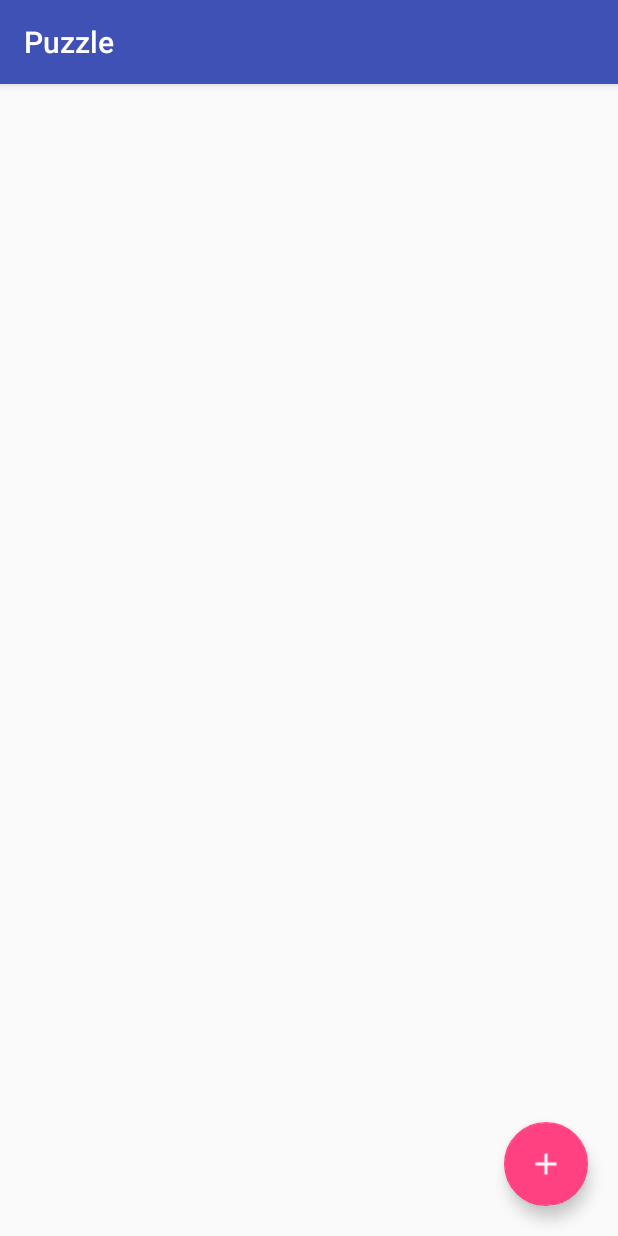
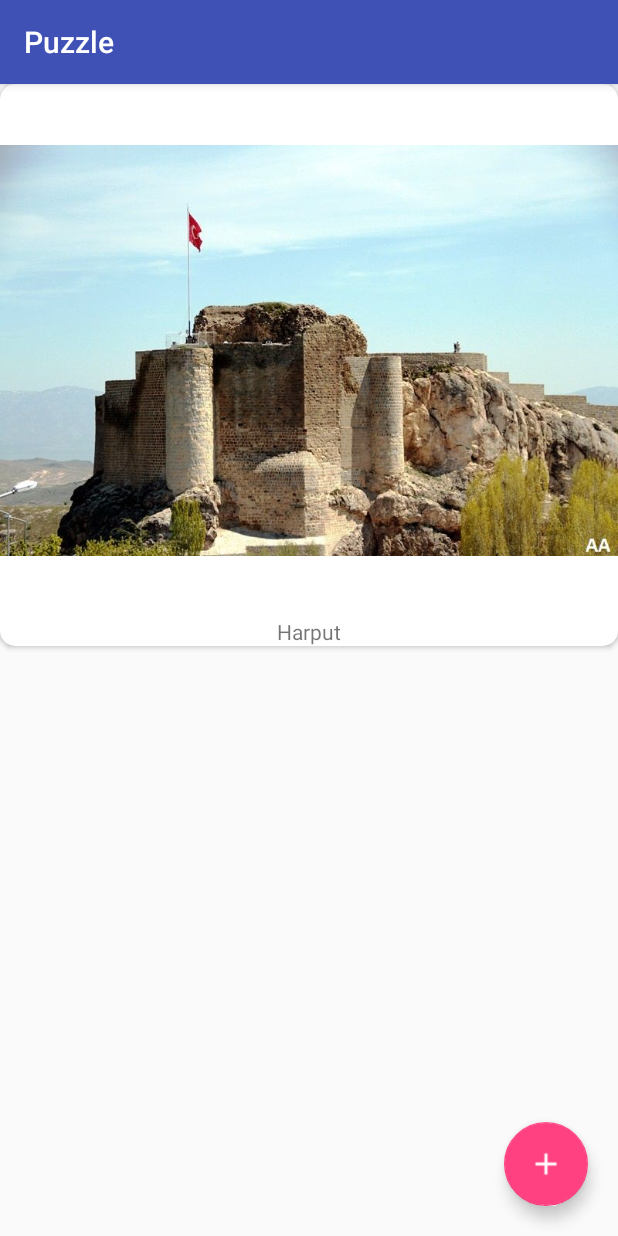
Before and after one commit to mahsumdemir/Puzzler, an Android app: the fragment PickImageFragment shown on its own in the app's theme, on a phone screen of 412 x 824 dp. Run offline under Robolectric (Android 15) with nearby library versions, the phone set to English and light mode, and no system bars; our stand-ins replace RxJava; libraries missing offline, so code that uses them is left out: com.yalantis.ucrop.

Commit message:
Add a dummy RecyclerView to show previous puzzles of user.

```diff
--- a/app/build.gradle
+++ b/app/build.gradle
@@ -48,6 +48,9 @@ dependencies {
     compile 'com.android.support:design:25.3.1'
     compile 'com.android.support:appcompat-v7:25.3.1'
     compile 'com.android.support:support-v4:25.3.1'
+    compile 'com.android.support:recyclerview-v7:25.3.1'
+    compile 'com.android.support:cardview-v7:25.3.1'
+
     compile 'io.reactivex.rxjava2:rxjava:2.0.8'
     compile 'io.reactivex.rxjava2:rxandroid:2.0.1'
     compile 'com.jakewharton.rxbinding2:rxbinding:2.0.0'
--- a/app/src/main/java/com/mahsum/puzzle/loadImage/PickImageFragment.java
+++ b/app/src/main/java/com/mahsum/puzzle/loadImage/PickImageFragment.java
@@ -7,18 +7,23 @@ import android.graphics.Bitmap;
 import android.net.Uri;
 import android.os.Bundle;
 import android.support.design.widget.FloatingActionButton;
+import android.support.v7.widget.LinearLayoutManager;
+import android.support.v7.widget.RecyclerView;
 import android.view.LayoutInflater;
 import android.view.View;
 import android.view.View.OnClickListener;
 import android.view.ViewGroup;
 import android.widget.Button;
 import android.widget.ImageView;
+
+import com.mahsum.puzzle.BitmapFactoryWrapper;
 import com.mahsum.puzzle.R;
 import com.yalantis.ucrop.UCrop;
 import io.reactivex.Observable;
 import io.reactivex.annotations.NonNull;
 import io.reactivex.functions.Consumer;
 import java.io.File;
+import java.util.ArrayList;
 
 public class PickImageFragment extends Fragment implements Contract.View{
   private Contract.Presenter presenter;
@@ -42,6 +47,14 @@ public class PickImageFragment extends Fragment implements Contract.View{
   public View onCreateView(LayoutInflater inflater, ViewGroup container, Bundle savedInstanceState) {
     // Inflate the layout for this fragment
     View view = inflater.inflate(R.layout.fragment_pick_image, container, false);
+
+    RecyclerView recyclerView = (RecyclerView) view.findViewById(R.id.savedPuzzles);
+    recyclerView.setLayoutManager(new LinearLayoutManager(getActivity()));
+    ArrayList<Bitmap> savedBitmaps = new ArrayList<>();
+    savedBitmaps.add(BitmapFactoryWrapper.decodeResource(getActivity(), R.drawable.harput));
+    RecyclerView.Adapter adapter = new SavedPuzzlesAdapter(savedBitmaps);
+    recyclerView.setAdapter(adapter);
+
     FloatingActionButton fab = (FloatingActionButton) view.findViewById(R.id.addPuzzleFab);
     fab.setOnClickListener(new OnClickListener() {
       @Override
--- /dev/null
+++ b/app/src/main/java/com/mahsum/puzzle/loadImage/SavedPuzzlesAdapter.java
@@ -0,0 +1,52 @@
+package com.mahsum.puzzle.loadImage;
+
+import android.graphics.Bitmap;
+import android.support.v7.widget.RecyclerView;
+import android.view.LayoutInflater;
+import android.view.View;
+import android.view.ViewGroup;
+import android.widget.ImageView;
+
+import com.mahsum.puzzle.R;
+
+import java.util.ArrayList;
+
+class SavedPuzzlesAdapter extends RecyclerView.Adapter {
+
+    private final ArrayList<Bitmap> savedBitmaps;
+
+    public SavedPuzzlesAdapter(ArrayList<Bitmap> savedBitmaps) {
+        this.savedBitmaps = savedBitmaps;
+    }
+
+    public static class ViewHolder extends RecyclerView.ViewHolder{
+        private View listItem;
+        private ImageView imageView;
+        public ViewHolder(View listItem) {
+            super(listItem);
+            this.listItem = listItem;
+            imageView = (ImageView) listItem.findViewById(R.id.image);
+        }
+
+        private void setImage(Bitmap image){
+            imageView.setImageBitmap(image);
+        }
+    }
+
+    @Override
+    public RecyclerView.ViewHolder onCreateViewHolder(ViewGroup parent, int viewType) {
+        View listItem = LayoutInflater.from(parent.getContext()).inflate(R.layout.saved_puzzles_list_item, parent, false);
+        return new ViewHolder(listItem);
+    }
+
+    @Override
+    public void onBindViewHolder(RecyclerView.ViewHolder holder, int position) {
+        ViewHolder viewHolder = (ViewHolder) holder;
+        viewHolder.setImage(savedBitmaps.get(position));
+    }
+
+    @Override
+    public int getItemCount() {
+        return savedBitmaps.size();
+    }
+}
--- a/app/src/main/res/layout/fragment_pick_image.xml
+++ b/app/src/main/res/layout/fragment_pick_image.xml
@@ -4,6 +4,13 @@
     android:layout_height="match_parent"
     xmlns:app="http://schemas.android.com/apk/res-auto"
     tools:context="com.mahsum.puzzle.loadImage.PickImageFragment">
+
+  <android.support.v7.widget.RecyclerView
+      android:id="@+id/savedPuzzles"
+      android:layout_width="match_parent"
+      android:layout_height="match_parent">
+
+  </android.support.v7.widget.RecyclerView>
 
   <android.support.design.widget.FloatingActionButton
       android:id="@+id/addPuzzleFab"
--- /dev/null
+++ b/app/src/main/res/layout/saved_puzzles_list_item.xml
@@ -0,0 +1,34 @@
+<?xml version="1.0" encoding="utf-8"?>
+<LinearLayout xmlns:android="http://schemas.android.com/apk/res/android"
+    xmlns:app="http://schemas.android.com/apk/res-auto"
+    android:orientation="vertical"
+    android:layout_width="match_parent"
+    android:layout_height="match_parent">
+
+
+    <android.support.v7.widget.CardView
+        android:layout_width="wrap_content"
+        android:layout_height="wrap_content"
+        android:layout_gravity="center"
+        app:cardCornerRadius="10dp">
+
+        <LinearLayout
+            android:layout_width="match_parent"
+            android:layout_height="match_parent"
+            android:orientation="vertical">
+            <ImageView
+                android:id="@+id/image"
+                android:layout_width="wrap_content"
+                android:layout_height="wrap_content" />
+
+            <TextView
+                android:layout_width="wrap_content"
+                android:layout_height="wrap_content"
+                android:layout_gravity="center"
+                android:text="Harput"/>
+
+        </LinearLayout>
+
+    </android.support.v7.widget.CardView>
+
+</LinearLayout>
```
